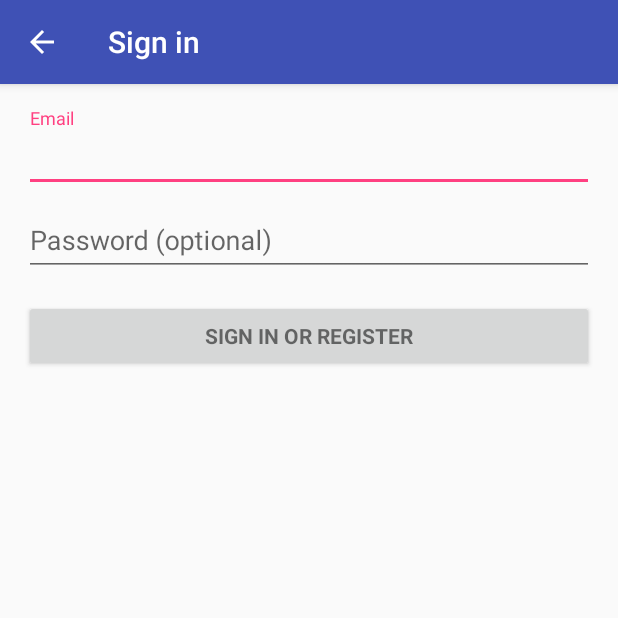
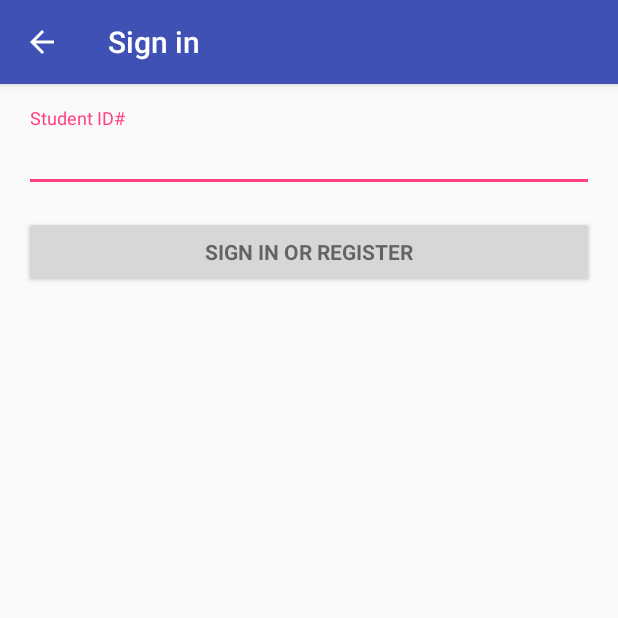
Before and after one commit to UHMC/Educational_Beacons, an Android app: the LoginActivity screen opened directly, with no data from a screen before it, on a phone screen of 412 x 824 dp, the top half of it. Run offline under Robolectric (Android 15) with nearby library versions, the phone set to English and light mode, and no system bars; 4 statements that could not run were skipped.

Commit message:
Edit login activity UI

```diff
--- a/app/src/main/res/layout/activity_login.xml
+++ b/app/src/main/res/layout/activity_login.xml
@@ -39,29 +39,13 @@
                     android:layout_width="match_parent"
                     android:layout_height="wrap_content"
                     android:hint="@string/prompt_email"
-                    android:inputType="textEmailAddress"
+                    android:inputType="number"
                     android:maxLines="1"
                     android:singleLine="true" />
 
             </android.support.design.widget.TextInputLayout>
 
-            <android.support.design.widget.TextInputLayout
-                android:layout_width="match_parent"
-                android:layout_height="wrap_content">
 
-                <EditText
-                    android:id="@+id/password"
-                    android:layout_width="match_parent"
-                    android:layout_height="wrap_content"
-                    android:hint="@string/prompt_password"
-                    android:imeActionId="@+id/login"
-                    android:imeActionLabel="@string/action_sign_in_short"
-                    android:imeOptions="actionUnspecified"
-                    android:inputType="textPassword"
-                    android:maxLines="1"
-                    android:singleLine="true" />
-
-            </android.support.design.widget.TextInputLayout>
 
             <Button
                 android:id="@+id/email_sign_in_button"
--- a/app/src/main/res/values/strings.xml
+++ b/app/src/main/res/values/strings.xml
@@ -3,7 +3,7 @@
     <string name="title_activity_login">Sign in</string>
 
     <!-- Strings related to login -->
-    <string name="prompt_email">Email</string>
+    <string name="prompt_email">Student ID#</string>
     <string name="prompt_password">Password (optional)</string>
     <string name="action_sign_in">Sign in or register</string>
     <string name="action_sign_in_short">Sign in</string>
```
